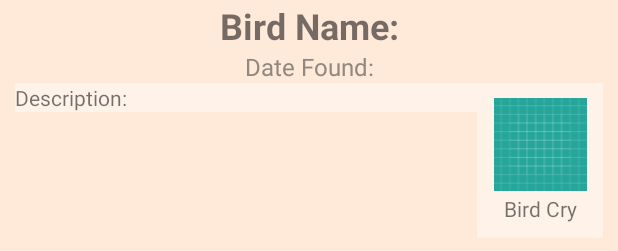
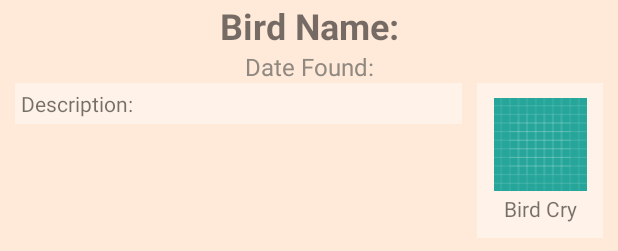
Before and after one commit to lowejosh/Fluttr, an Android app: the layout bb_individual_bird_new.xml on its own in the app's theme, with its tools: preview values and no code run, on a phone screen of 412 x 824 dp. Shown: the part 407-658 px from the top of the screen. Run offline under Robolectric (Android 15) with nearby library versions, the phone set to English and light mode, and no system bars.

Commit message:
Improved design for bird bank

```diff
--- a/OpenCV/app/src/main/java/com/example/charles/opencv/BirdBank/IndividualBirdActivity.java
+++ b/OpenCV/app/src/main/java/com/example/charles/opencv/BirdBank/IndividualBirdActivity.java
@@ -59,7 +59,7 @@ public class IndividualBirdActivity extends AppCompatActivity {
         date = ListBirdAdapter.mDateOfBirdClicked;
 
         mBirdName.setText(bird.getName());
-        mBirdSeen.setText("Identified on " + date + "\n");
+        mBirdSeen.setText("Identified on " + date);
         mBirdMinSize.setText("Min size " + bird.getMinSize());
         mBirdMaxSize.setText("Max Size " + bird.getMaxSize());
         mBirdImage.setImageBitmap(bird.getImage(this));
--- a/OpenCV/app/src/main/res/layout/bb_individual_bird_new.xml
+++ b/OpenCV/app/src/main/res/layout/bb_individual_bird_new.xml
@@ -56,7 +56,9 @@
                 android:text="Date Found:"
                 android:textSize="16sp"
                 android:textColor="@color/title_color"
-                android:textAlignment="center"/>
+                android:textAlignment="center"
+                android:layout_marginBottom="0sp"
+                android:paddingBottom="0sp"/>
 
             <TextView
                 android:id="@+id/bird_description"
@@ -64,10 +66,14 @@
                 android:layout_height="wrap_content"
                 android:layout_alignParentStart="true"
                 android:layout_below="@+id/identification_date"
+                android:layout_marginTop="0sp"
+                android:paddingTop="0sp"
                 android:layout_marginStart="10sp"
-                android:layout_marginEnd="94sp"
+                android:layout_marginEnd="104sp"
                 android:text="Description:"
                 android:textSize="14sp"
+                android:padding="4sp"
+                android:layout_marginBottom="10sp"
                 android:background="@color/background"/>
 
             <LinearLayout
```
